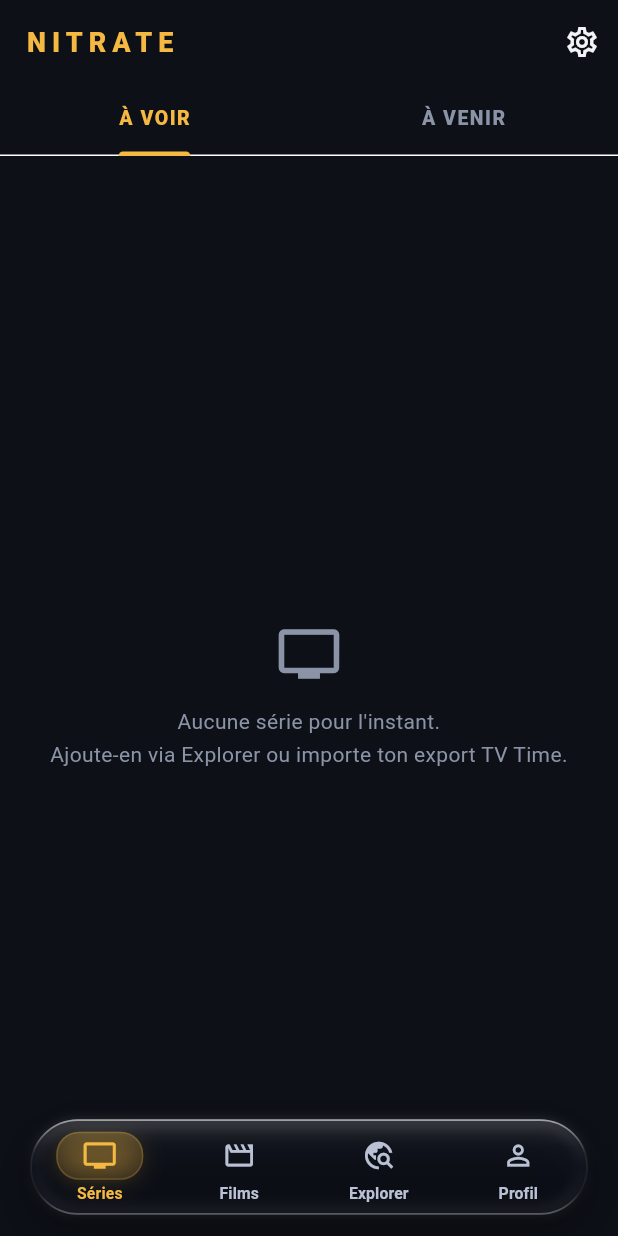
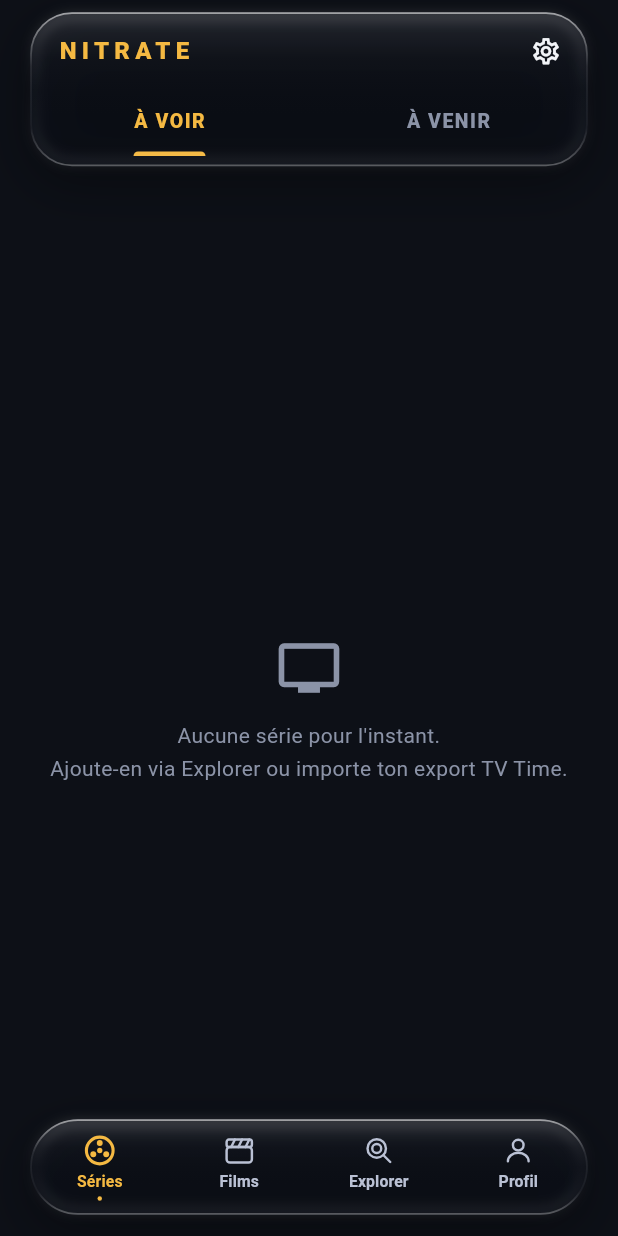
Before and after one commit to tom06700/tracktime, a Flutter app: the screen it shows after launch, on a phone screen of 412 x 824 dp. Run offline on Flutter 3.47's test engine with Material 3 defaults, Android fonts, the phone set to English and light mode, and no system bars; our stand-ins replace drift, drift_flutter, file_picker, flutter_riverpod, flutter_sticky_header, go_router and 2 more; accounts and stored records are empty; generated files the repository leaves out were written again.

```diff
--- a/app/lib/screens/shows_screen.dart
+++ b/app/lib/screens/shows_screen.dart
@@ -10,6 +10,7 @@ import '../series/sync.dart';
 import '../settings/prefs.dart';
 import '../theme.dart';
 import '../widgets/common.dart';
+import '../widgets/glass_header.dart';
 import '../widgets/episode_card.dart';
 
 // Hauteurs fixes → calcul exact de l'offset d'ouverture sur « À voir ».
@@ -46,8 +47,13 @@ class _ShowsScreenState extends ConsumerState<ShowsScreen> {
     context.push('/show/$id', extra: name);
   }
 
-  void _openEpisode(int showId, String showName, int season, int episode,
-      String? poster) {
+  void _openEpisode(
+    int showId,
+    String showName,
+    int season,
+    int episode,
+    String? poster,
+  ) {
     context.push(
       '/episode/$showId/$season/$episode',
       extra: {'name': showName, 'poster': poster},
@@ -56,7 +62,9 @@ class _ShowsScreenState extends ConsumerState<ShowsScreen> {
 
   void _markWatched(NextUp n) {
     HapticFeedback.lightImpact();
-    ref.read(databaseProvider).setEpisodeWatched(n.show.id, n.season, n.episode);
+    ref
+        .read(databaseProvider)
+        .setEpisodeWatched(n.show.id, n.season, n.episode);
   }
 
   @override
@@ -69,26 +77,37 @@ class _ShowsScreenState extends ConsumerState<ShowsScreen> {
 
     return DefaultTabController(
       length: 2,
-      child: Column(
+      child: Stack(
         children: [
-          const TabBar(
+          Padding(
+            padding: EdgeInsets.only(
+              top: glassHeaderInset(context, withTabs: true),
+            ),
+            child: TabBarView(
+              children: [_buildToWatch(context), _buildUpcoming(context)],
+            ),
+          ),
+          const Positioned(
+            top: 0,
+            left: 0,
+            right: 0,
+            child: GlassHeader(
+              tabs: TabBar(
                 labelColor: TtColors.amber,
                 unselectedLabelColor: TtColors.dim,
                 indicatorColor: TtColors.amber,
                 indicatorSize: TabBarIndicatorSize.label,
+                dividerColor: Colors.transparent,
                 labelStyle: TextStyle(
-                fontSize: 13, fontWeight: FontWeight.w800, letterSpacing: 1),
+                  fontSize: 13,
+                  fontWeight: FontWeight.w800,
+                  letterSpacing: 1,
+                ),
                 tabs: [
                   Tab(text: 'À VOIR'),
                   Tab(text: 'À VENIR'),
                 ],
               ),
-          Expanded(
-            child: TabBarView(
-              children: [
-                _buildToWatch(context),
-                _buildUpcoming(context),
-              ],
             ),
           ),
         ],
@@ -119,7 +138,12 @@ class _ShowsScreenState extends ConsumerState<ShowsScreen> {
           seed: h.show.name,
           episodeTitle: h.episodeName,
           onTap: () => _openEpisode(
-                  h.show.id, h.show.name, h.season, h.episode, h.show.poster),
+            h.show.id,
+            h.show.name,
+            h.season,
+            h.episode,
+            h.show.poster,
+          ),
           onShowTap: () => _openShow(h.show.id, h.show.name),
         );
 
@@ -152,7 +176,10 @@ class _ShowsScreenState extends ConsumerState<ShowsScreen> {
           SliverToBoxAdapter(child: SizedBox(height: bottomNavInset(context))),
         ];
 
-        return CustomScrollView(controller: _scrollController, slivers: slivers);
+        return CustomScrollView(
+          controller: _scrollController,
+          slivers: slivers,
+        );
       },
     );
   }
@@ -198,7 +225,12 @@ class _ShowsScreenState extends ConsumerState<ShowsScreen> {
               episodeTitle: u.name ?? _formatDate(u.airDate),
               upcomingInDays: u.daysFrom(now),
               onTap: () => _openEpisode(
-                  u.show.id, u.show.name, u.season, u.episode, u.show.poster),
+                u.show.id,
+                u.show.name,
+                u.season,
+                u.episode,
+                u.show.poster,
+              ),
               onShowTap: () => _openShow(u.show.id, u.show.name),
             );
           },
@@ -208,8 +240,18 @@ class _ShowsScreenState extends ConsumerState<ShowsScreen> {
   }
 
   static const _months = [
-    'janv.', 'févr.', 'mars', 'avr.', 'mai', 'juin', 'juil.',
-    'août', 'sept.', 'oct.', 'nov.', 'déc.'
+    'janv.',
+    'févr.',
+    'mars',
+    'avr.',
+    'mai',
+    'juin',
+    'juil.',
+    'août',
+    'sept.',
+    'oct.',
+    'nov.',
+    'déc.',
   ];
 
   static String _formatDate(DateTime d) =>
@@ -226,7 +268,12 @@ class _ShowsScreenState extends ConsumerState<ShowsScreen> {
       remaining: n.remaining,
       badge: badge,
       onTap: () => _openEpisode(
-          n.show.id, n.show.name, n.season, n.episode, n.show.poster),
+        n.show.id,
+        n.show.name,
+        n.season,
+        n.episode,
+        n.show.poster,
+      ),
       onShowTap: () => _openShow(n.show.id, n.show.name),
       onMarkWatched: () => _markWatched(n),
     );
--- a/app/lib/shell.dart
+++ b/app/lib/shell.dart
@@ -1,12 +1,11 @@
 import 'package:flutter/material.dart';
-import 'package:go_router/go_router.dart';
 
 import 'screens/explorer_screen.dart';
 import 'screens/movies_screen.dart';
 import 'screens/profile_screen.dart';
 import 'screens/shows_screen.dart';
-import 'theme.dart';
 import 'widgets/liquid_glass_nav_bar.dart';
+import 'widgets/nitrate_icons.dart';
 
 /// Coquille principale : 4 onglets (Séries · Films · Explorer · Profil) dans
 /// un IndexedStack, avec la nav bar « liquid glass » flottante.
@@ -21,15 +20,10 @@ class _HomeShellState extends State<HomeShell> {
   int _tab = 0;
 
   static const _navItems = [
-    NavItem(icon: Icons.tv_outlined, activeIcon: Icons.tv, label: 'Séries'),
-    NavItem(
-        icon: Icons.movie_outlined, activeIcon: Icons.movie, label: 'Films'),
-    NavItem(
-        icon: Icons.travel_explore_outlined,
-        activeIcon: Icons.travel_explore,
-        label: 'Explorer'),
-    NavItem(
-        icon: Icons.person_outline, activeIcon: Icons.person, label: 'Profil'),
+    NavItem(icon: NitrateIcon.reel, label: 'Séries'),
+    NavItem(icon: NitrateIcon.clapper, label: 'Films'),
+    NavItem(icon: NitrateIcon.lens, label: 'Explorer'),
+    NavItem(icon: NitrateIcon.portrait, label: 'Profil'),
   ];
 
   @override
@@ -40,33 +34,11 @@ class _HomeShellState extends State<HomeShell> {
       ExplorerScreen(),
       ProfileScreen(),
     ];
-    // Le Profil est une page immersive plein écran (le décor « cinéma »
-    // occupe jusqu'à la safe area) : pas de barre — elle porterait un titre
-    // qui chevaucherait le contenu au défilement. Elle a son propre bouton
-    // Réglages flottant. Les autres onglets gardent la barre « Nitrate ».
-    final immersive = _tab == 3;
+    // Aucune barre ici : chaque page pose son propre bandeau flottant
+    // (GlassHeader), qui loge au besoin ses onglets. Le Profil, lui, est
+    // immersif et n'a qu'un bouton Réglages flottant sur son décor.
     return Scaffold(
       extendBody: true,
-      appBar: immersive
-          ? null
-          : AppBar(
-              title: const Text(
-                'NITRATE',
-                style: TextStyle(
-                  fontSize: 18,
-                  fontWeight: FontWeight.w800,
-                  letterSpacing: 4,
-                  color: TtColors.amber,
-                ),
-              ),
-              actions: [
-                IconButton(
-                  icon: const Icon(Icons.settings_outlined),
-                  tooltip: 'Réglages',
-                  onPressed: () => context.push('/settings'),
-                ),
-              ],
-            ),
       // TickerMode : gèle les animations des onglets cachés (ex. le fond
       // vivant du Profil), l'IndexedStack gardant leur état.
       body: IndexedStack(
--- /dev/null
+++ b/app/lib/widgets/glass_header.dart
@@ -0,0 +1,97 @@
+import 'package:flutter/material.dart';
+import 'package:go_router/go_router.dart';
+
+import '../theme.dart';
+import 'glass.dart';
+
+const double _titleRow = 52;
+const double _tabsRow = 44;
+const double _tabsBottomGap = 7;
+const double _topGap = 8;
+const double _bottomGap = 12;
+
+/// Marge haute à réserver pour que le contenu démarre sous le bandeau
+/// flottant. Le contenu ne passe volontairement PAS derrière : les listes
+/// utilisent des en-têtes collants, qui se figeraient en haut du viewport,
+/// donc sous le verre, et deviendraient illisibles.
+double glassHeaderInset(BuildContext context, {bool withTabs = false}) =>
+    MediaQuery.paddingOf(context).top +
+    _topGap +
+    _titleRow +
+    (withTabs ? _tabsRow + _tabsBottomGap : 0) +
+    _bottomGap;
+
+/// Bandeau flottant « Liquid Glass », jumeau de la barre de navigation :
+/// même pilule translucide (flou, vibrance, lensing, arête spéculaire), posée
+/// en haut. Les onglets de la page, s'il y en a, se logent dedans plutôt que
+/// de former une seconde barre.
+class GlassHeader extends StatelessWidget {
+  const GlassHeader({super.key, this.tabs});
+
+  /// Onglets affichés dans la pilule. Doit être placé sous un TabController
+  /// (le widget est construit dans le sous-arbre du DefaultTabController).
+  final Widget? tabs;
+
+  @override
+  Widget build(BuildContext context) {
+    final safeTop = MediaQuery.paddingOf(context).top;
+    return Padding(
+      padding: EdgeInsets.fromLTRB(20, safeTop + _topGap, 20, 0),
+      child: GlassShadow(
+        borderRadius: 28,
+        child: GlassSurface(
+          borderRadius: 28,
+          blurSigma: 16,
+          tintOpacity: 0.52,
+          lensing: true,
+          child: Column(
+            mainAxisSize: MainAxisSize.min,
+            children: [
+              SizedBox(
+                height: _titleRow,
+                child: Row(
+                  children: [
+                    const SizedBox(width: 18),
+                    const _Wordmark(),
+                    const Spacer(),
+                    IconButton(
+                      icon: const Icon(Icons.settings_outlined, size: 21),
+                      color: TtColors.text,
+                      tooltip: 'Réglages',
+                      onPressed: () => context.push('/settings'),
+                    ),
+                    const SizedBox(width: 4),
+                  ],
+                ),
+              ),
+              if (tabs != null)
+                Padding(
+                  padding: const EdgeInsets.only(bottom: _tabsBottomGap),
+                  child: SizedBox(height: _tabsRow, child: tabs),
+                ),
+            ],
+          ),
+        ),
+      ),
+    );
+  }
+}
+
+/// « NITRATE » en capitales espacées : un carton de générique plutôt qu'un
+/// titre d'application.
+class _Wordmark extends StatelessWidget {
+  const _Wordmark();
+
+  @override
+  Widget build(BuildContext context) {
+    return const Text(
+      'NITRATE',
+      style: TextStyle(
+        fontSize: 16,
+        fontWeight: FontWeight.w800,
+        letterSpacing: 3.5,
+        color: TtColors.amber,
+      ),
+    );
+  }
+}
--- a/app/lib/widgets/liquid_glass_nav_bar.dart
+++ b/app/lib/widgets/liquid_glass_nav_bar.dart
@@ -3,13 +3,12 @@ import 'package:flutter/services.dart';
 
 import '../theme.dart';
 import 'glass.dart';
+import 'nitrate_icons.dart';
 
 class NavItem {
-  const NavItem(
-      {required this.icon, required this.activeIcon, required this.label});
+  const NavItem({required this.icon, required this.label});
 
-  final IconData icon;
-  final IconData activeIcon;
+  final NitrateIcon icon;
   final String label;
 }
 
@@ -88,43 +87,15 @@ class _NavButton extends StatelessWidget {
       child: Column(
         mainAxisAlignment: MainAxisAlignment.center,
         children: [
-          AnimatedContainer(
+          AnimatedScale(
+            scale: selected ? 1.08 : 1.0,
             duration: const Duration(milliseconds: 260),
-            curve: Curves.easeOutCubic,
-            padding: const EdgeInsets.symmetric(horizontal: 17, vertical: 4),
-            decoration: BoxDecoration(
-              borderRadius: BorderRadius.circular(15),
-              gradient: selected
-                  ? LinearGradient(
-                      begin: Alignment.topCenter,
-                      end: Alignment.bottomCenter,
-                      colors: [
-                        TtColors.amber.withValues(alpha: 0.26),
-                        TtColors.amber.withValues(alpha: 0.12),
-                      ],
-                    )
-                  : null,
-              border: selected
-                  ? Border.all(
-                      color: TtColors.amber.withValues(alpha: 0.22), width: 1)
-                  : Border.all(color: Colors.transparent, width: 1),
-              boxShadow: selected
-                  ? [
-                      BoxShadow(
-                        color: TtColors.amber.withValues(alpha: 0.28),
-                        blurRadius: 14,
-                        spreadRadius: -3,
-                        offset: const Offset(0, 2),
-                      ),
-                    ]
-                  : null,
-            ),
-            child: AnimatedScale(
-              scale: selected ? 1.06 : 1.0,
-              duration: const Duration(milliseconds: 260),
-              curve: Curves.easeOutBack,
-              child: Icon(selected ? item.activeIcon : item.icon,
-                  size: 22, color: color),
+            curve: Curves.easeOutBack,
+            child: NitrateIconView(
+              item.icon,
+              color: color,
+              size: 23,
+              active: selected,
             ),
           ),
           const SizedBox(height: 3),
@@ -138,6 +109,17 @@ class _NavButton extends StatelessWidget {
             ),
             child: Text(item.label),
           ),
+          const SizedBox(height: 4),
+          AnimatedContainer(
+            duration: const Duration(milliseconds: 260),
+            curve: Curves.easeOutCubic,
+            height: 3,
+            width: selected ? 3 : 0,
+            decoration: BoxDecoration(
+              color: TtColors.amber,
+              borderRadius: BorderRadius.circular(2),
+            ),
+          ),
         ],
       ),
     );
--- /dev/null
+++ b/app/lib/widgets/nitrate_icons.dart
@@ -0,0 +1,136 @@
+import 'dart:math' as math;
+
+import 'package:flutter/material.dart';
+
+/// Les quatre icônes de navigation, dessinées à la main dans un même univers
+/// cinéma : même grille 24×24, même graisse de trait, mêmes extrémités
+/// arrondies. Un jeu Material générique cassait l'identité de l'app.
+enum NitrateIcon { reel, clapper, lens, portrait }
+
+class NitrateIconView extends StatelessWidget {
+  const NitrateIconView(
+    this.icon, {
+    super.key,
+    required this.color,
+    this.size = 24,
+    this.active = false,
+  });
+
+  final NitrateIcon icon;
+  final Color color;
+  final double size;
+
+  /// Onglet courant : trait légèrement plus gras et accents pleins, pour
+  /// marquer la sélection sans pastille de fond.
+  final bool active;
+
+  @override
+  Widget build(BuildContext context) {
+    return CustomPaint(
+      size: Size.square(size),
+      painter: _NitrateIconPainter(icon: icon, color: color, active: active),
+    );
+  }
+}
+
+class _NitrateIconPainter extends CustomPainter {
+  const _NitrateIconPainter({
+    required this.icon,
+    required this.color,
+    required this.active,
+  });
+
+  final NitrateIcon icon;
+  final Color color;
+  final bool active;
+
+  @override
+  void paint(Canvas canvas, Size size) {
+    final k = size.width / 24;
+    canvas.save();
+    canvas.scale(k);
+
+    final stroke = Paint()
+      ..style = PaintingStyle.stroke
+      ..strokeWidth = active ? 2.0 : 1.7
+      ..strokeCap = StrokeCap.round
+      ..strokeJoin = StrokeJoin.round
+      ..color = color
+      ..isAntiAlias = true;
+    final fill = Paint()
+      ..style = PaintingStyle.fill
+      ..color = color
+      ..isAntiAlias = true;
+
+    switch (icon) {
+      case NitrateIcon.reel:
+        _reel(canvas, stroke, fill);
+      case NitrateIcon.clapper:
+        _clapper(canvas, stroke, fill);
+      case NitrateIcon.lens:
+        _lens(canvas, stroke, fill);
+      case NitrateIcon.portrait:
+        _portrait(canvas, stroke, fill);
+    }
+    canvas.restore();
+  }
+
+  /// Séries — bobine de pellicule : jante, moyeu, trois lumières.
+  void _reel(Canvas canvas, Paint stroke, Paint fill) {
+    const c = Offset(12, 12);
+    canvas.drawCircle(c, 8.6, stroke);
+    canvas.drawCircle(c, 1.7, fill);
+    for (var i = 0; i < 3; i++) {
+      final a = -math.pi / 2 + i * 2 * math.pi / 3;
+      final p = c + Offset(math.cos(a), math.sin(a)) * 4.8;
+      canvas.drawCircle(p, 1.9, active ? fill : stroke);
+    }
+  }
+
+  /// Films — clap : ardoise et barre à claquer rayée.
+  void _clapper(Canvas canvas, Paint stroke, Paint fill) {
+    canvas.drawRRect(
+      RRect.fromLTRBR(3.2, 9.6, 20.8, 20.4, const Radius.circular(2.4)),
+      stroke,
+    );
+    final bar = RRect.fromLTRBR(
+      3.2,
+      4.4,
+      20.8,
+      9.6,
+      const Radius.circular(1.6),
+    );
+    canvas.drawRRect(bar, stroke);
+    if (active) {
+      canvas.drawRRect(bar, fill);
+    } else {
+      for (var i = 0; i < 3; i++) {
+        final x = 6.4 + i * 5.0;
+        canvas.drawLine(Offset(x, 9.6), Offset(x + 2.6, 4.4), stroke);
+      }
+    }
+  }
+
+  /// Explorer — objectif : lentille et poignée, comme une loupe de projection.
+  void _lens(Canvas canvas, Paint stroke, Paint fill) {
+    const c = Offset(10.6, 10.6);
+    canvas.drawCircle(c, 6.4, stroke);
+    // Anneau intérieur : lit comme un objectif, pas comme une loupe standard.
+    canvas.drawCircle(c, 3.1, stroke);
+    if (active) canvas.drawCircle(c, 1.3, fill);
+    canvas.drawLine(const Offset(15.3, 15.3), const Offset(20, 20), stroke);
+  }
+
+  /// Profil — silhouette prise dans le faisceau.
+  void _portrait(Canvas canvas, Paint stroke, Paint fill) {
+    const head = Offset(12, 8.2);
+    canvas.drawCircle(head, 3.7, active ? fill : stroke);
+    final shoulders = Path()
+      ..addArc(const Rect.fromLTRB(4.8, 13.6, 19.2, 25.4), math.pi, math.pi);
+    canvas.drawPath(shoulders, stroke);
+  }
+
+  @override
+  bool shouldRepaint(_NitrateIconPainter old) =>
+      old.icon != icon || old.color != color || old.active != active;
+}
```
Also changed, not shown: app/lib/screens/explorer_screen.dart (+23 -8 lines), app/lib/screens/movies_screen.dart (+33 -16 lines), flutter/assets/fonts/MaterialIcons-Regular.otf, 3 other files. Lines whose indentation alone changed are shown as unchanged.
